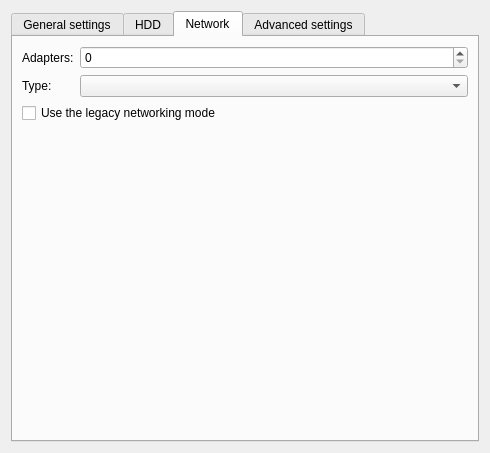
First picture: the form in gns3/modules/qemu/ui/qemu_vm_configuration_page.ui, repository GNS3/gns3-gui, before the edit.
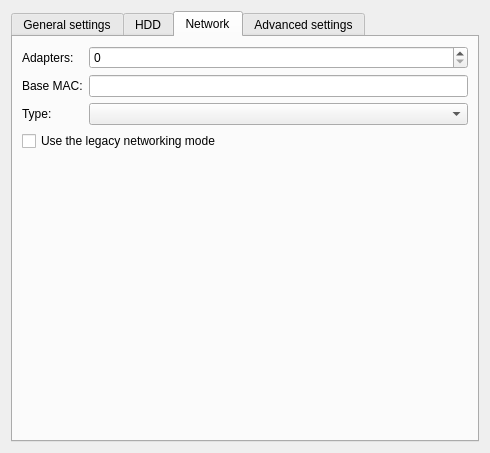
Second picture: the form after the edit. The open tabs and pages were chosen to show the change.

Commit message: Support for base MAC address for Qemu VMs.

What changed in the file:
```diff
--- a/gns3/modules/qemu/ui/qemu_vm_configuration_page.ui
+++ b/gns3/modules/qemu/ui/qemu_vm_configuration_page.ui
@@ -276,13 +276,23 @@
         </widget>
        </item>
        <item row="1" column="0">
+        <widget class="QLabel" name="uiMacAddrLabel">
+         <property name="text">
+          <string>Base MAC:</string>
+         </property>
+        </widget>
+       </item>
+       <item row="1" column="1">
+        <widget class="QLineEdit" name="uiMacAddrLineEdit"/>
+       </item>
+       <item row="2" column="0">
         <widget class="QLabel" name="uiAdapterTypesLabel">
          <property name="text">
           <string>Type:</string>
          </property>
         </widget>
        </item>
-       <item row="1" column="1">
+       <item row="2" column="1">
         <widget class="QComboBox" name="uiAdapterTypesComboBox">
          <property name="sizePolicy">
           <sizepolicy hsizetype="Expanding" vsizetype="Fixed">
@@ -292,14 +302,14 @@
          </property>
         </widget>
        </item>
-       <item row="2" column="0" colspan="2">
+       <item row="3" column="0" colspan="2">
         <widget class="QCheckBox" name="uiLegacyNetworkingCheckBox">
          <property name="text">
           <string>Use the legacy networking mode</string>
          </property>
         </widget>
        </item>
-       <item row="3" column="1">
+       <item row="4" column="1">
         <spacer name="verticalSpacer_3">
          <property name="orientation">
           <enum>Qt::Vertical</enum>
```
Left out of the diff: 2 changed lines with no effect on the pictures. The commit also changes 5 other files.
